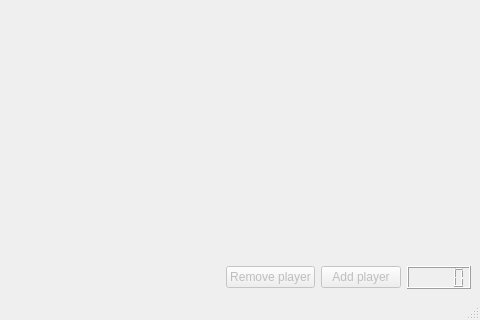
robocomp/euroage-tv, file components/tvGames/src/AdminInterface.ui: the form before one commit; both pictures show x 320 to 800 and y 280 to 600 of the 800 by 600 pixel window.
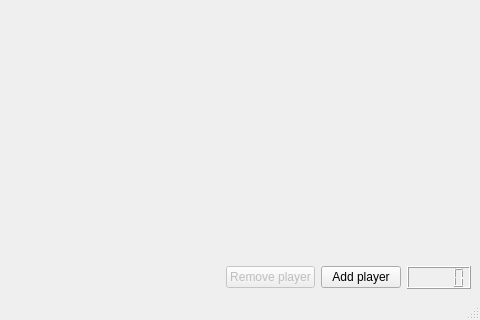
The form after the commit. Custom widgets are drawn as their Qt base class.

What changed in the file:
```diff
--- a/components/tvGames/src/AdminInterface.ui
+++ b/components/tvGames/src/AdminInterface.ui
@@ -102,7 +102,7 @@
       <item>
        <widget class="QPushButton" name="add_player_button">
         <property name="enabled">
-         <bool>false</bool>
+         <bool>true</bool>
         </property>
         <property name="text">
          <string>Add player</string>
```
Left out of the diff: 5 changed lines with no effect on the pictures.
